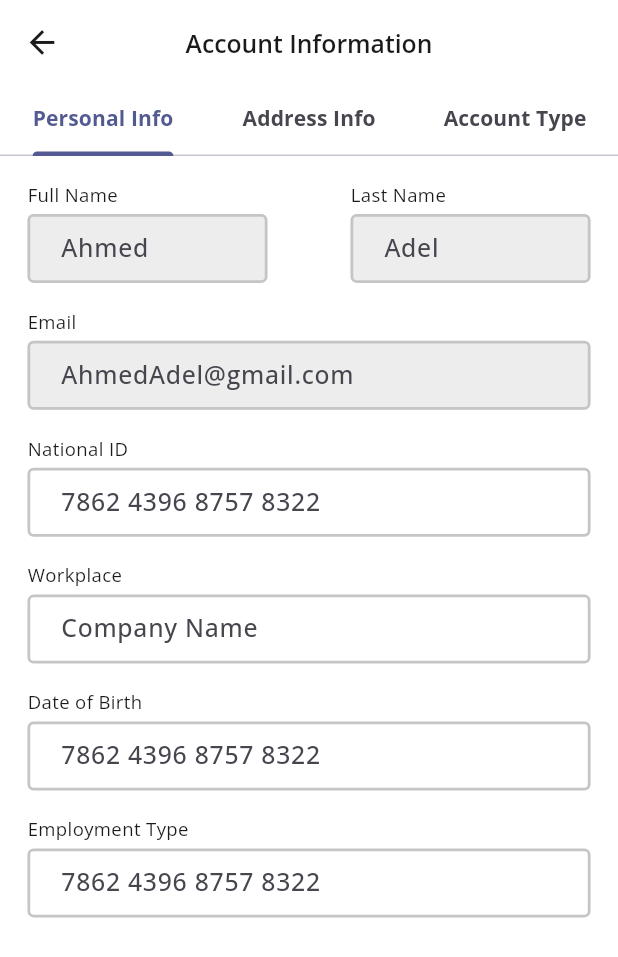
After one commit to iMohamedAhmed195/easy, a Flutter app: the AccountInformationScreen screen opened by its route, on a phone screen of 412 x 824 dp. The commit adds this screen. Shown: the top 957 px of the screen. Run offline on Flutter 3.47's test engine with Material 3 defaults, Android fonts, the light colour scheme and no system bars; our stand-ins replace bloc, cached_network_image, connectivity_plus, dartz, dio, dotted_line and 18 more; missing offline and left inert: inspection; accounts and stored records are empty; project files that could hold a hidden picture were left out.

Commit message:
Refactor Account Information Screen and Widgets
- Split `PersonalInformationTabBody` into smaller, reusable sections:
  - `PersonalInformationTabNameSection`
  - `PersonalInformationTabEmailSection`
  - `PersonalInformationTabIdSection`
  - `PersonalInformationTabWorkplaceSection`
  - `PersonalInformationTabBirthSection`
  - `PersonalInformationTabEmploymentTypeSection`
- Introduced `PersonalInformationTabBodySection` to aggregate these smaller sections.
- Updated `AccountInformationScreen` to use `PersonalInformationTabSection` instead of `PersonalInformationTabBody`.
- Added `text_form_field.dart` to the exports in `lib/exports.dart`.
- Removed the old `PersonalInformationTabBody` widget.

This refactor improves code readability and maintainability by breaking down the large `PersonalInformationTabBody` widget into smaller, more focused components.

```diff
--- a/lib/exports.dart
+++ b/lib/exports.dart
@@ -54,3 +54,4 @@ export 'core/widgets/image_picker_dialog.dart';
 export 'package:easy/core/helpers/sizes_utils_extensions.dart';
 export 'package:easy/core/widgets/svg_displayer.dart';
 export 'package:easy/core/widgets/app_text_button.dart';
+export '../../../../core/widgets/text_form_field.dart';
--- a/lib/features/account_information/presentation/screen/account_information_screen.dart
+++ b/lib/features/account_information/presentation/screen/account_information_screen.dart
@@ -1,5 +1,5 @@
 import '../../../../exports.dart';
-import '../widgets/personal_information_tab_body.dart';
+import '../widgets/personal_information_tab_section.dart';
 
 class AccountInformationScreen extends StatelessWidget {
   //! "I didn’t complete the screen or refactor because I'll be working on another app."
@@ -42,9 +42,9 @@ class AccountInformationScreen extends StatelessWidget {
         ),
         body: const TabBarView(
           children: [
-            PersonalInformationTabBody(),
-            PersonalInformationTabBody(),
-            PersonalInformationTabBody(),
+            PersonalInformationTabSection(),
+            PersonalInformationTabSection(),
+            PersonalInformationTabSection(),
           ],
         ),
       ),
--- /dev/null
+++ b/lib/features/account_information/presentation/widgets/perosnal_information_tab_email_section.dart
@@ -0,0 +1,41 @@
+import '../../../../core/widgets/text_form_field.dart';
+import '../../../../exports.dart';
+
+class PersonalInformationTabEmailSection extends StatelessWidget {
+  const PersonalInformationTabEmailSection({super.key});
+
+  @override
+  Widget build(BuildContext context) {
+    return Column(
+      crossAxisAlignment: CrossAxisAlignment.start,
+      children: [
+        Text(
+          "Email",
+          style: getRegularTextStyle(
+            color: AppColors.black,
+            fontSize: 12,
+            fontFamily: FontFamilies.openSans,
+          ),
+        ),
+        4.vs,
+        AppTextFormField(
+          contentPadding: 16.ph + 12.pv,
+          radius: 4,
+          fillColor: AppColors.grayColor2,
+          enabledBorderSideColor: AppColors.mediumGray,
+          focusdBorderColor: AppColors.mediumGray,
+          height: 46,
+          hintText: "AhmedAdel@gmail.com",
+          enabledBorderSideWidth: 1.4.w,
+          focusedBorder: OutlineInputBorder(
+            borderRadius: BorderRadius.circular(4.r),
+            borderSide: BorderSide(
+              color: AppColors.mediumGray,
+              width: 1.4.w,
+            ),
+          ),
+        ),
+      ],
+    );
+  }
+}
--- /dev/null
+++ b/lib/features/account_information/presentation/widgets/personal_information_tab_birth_section.dart
@@ -0,0 +1,39 @@
+import '../../../../exports.dart';
+
+class PersonalInformationTabBirthSection extends StatelessWidget {
+  const PersonalInformationTabBirthSection({super.key});
+
+  @override
+  Widget build(BuildContext context) {
+    return Column(
+      crossAxisAlignment: CrossAxisAlignment.start,
+      children: [
+        Text(
+          "Date of Birth",
+          style: getRegularTextStyle(
+            color: AppColors.black,
+            fontSize: 12,
+            fontFamily: FontFamilies.openSans,
+          ),
+        ),
+        4.vs,
+        AppTextFormField(
+          contentPadding: 16.ph + 12.pv,
+          radius: 4,
+          enabledBorderSideColor: AppColors.mediumGray,
+          focusdBorderColor: AppColors.mediumGray,
+          height: 46,
+          hintText: "7862 4396 8757 8322 ",
+          enabledBorderSideWidth: 1.4.w,
+          focusedBorder: OutlineInputBorder(
+            borderRadius: BorderRadius.circular(4.r),
+            borderSide: BorderSide(
+              color: AppColors.mediumGray,
+              width: 1.4.w,
+            ),
+          ),
+        ),
+      ],
+    );
+  }
+}
--- /dev/null
+++ b/lib/features/account_information/presentation/widgets/personal_information_tab_body_section.dart
@@ -0,0 +1,31 @@
+import '../../../../exports.dart';
+import 'perosnal_information_tab_email_section.dart';
+import 'personal_information_tab_birth_section.dart';
+import 'personal_information_tab_employment_type_section.dart';
+import 'personal_information_tab_id_section.dart';
+import 'personal_information_tab_name_section.dart';
+import 'personal_information_tab_workplace_section.dart';
+
+class PersonalInformationTabBodySection extends StatelessWidget {
+  const PersonalInformationTabBodySection({super.key});
+
+  @override
+  Widget build(BuildContext context) {
+    return Column(
+      children: [
+        16.vs,
+        const PersonalInformationTabNameSection(),
+        16.vs,
+        const PersonalInformationTabEmailSection(),
+        16.vs,
+        const PersonalInformationTabIdSection(),
+        16.vs,
+        const PersonalInformationTabWorkplaceSection(),
+        16.vs,
+        const PersonalInformationTabBirthSection(),
+        16.vs,
+        const PersonalInformationTabEmploymentTypeSection(),
+      ],
+    );
+  }
+}
--- /dev/null
+++ b/lib/features/account_information/presentation/widgets/personal_information_tab_employment_type_section.dart
@@ -0,0 +1,39 @@
+import '../../../../exports.dart';
+
+class PersonalInformationTabEmploymentTypeSection extends StatelessWidget {
+  const PersonalInformationTabEmploymentTypeSection({super.key});
+
+  @override
+  Widget build(BuildContext context) {
+    return Column(
+      crossAxisAlignment: CrossAxisAlignment.start,
+      children: [
+        Text(
+          "Employment Type",
+          style: getRegularTextStyle(
+            color: AppColors.black,
+            fontSize: 12,
+            fontFamily: FontFamilies.openSans,
+          ),
+        ),
+        4.vs,
+        AppTextFormField(
+          contentPadding: 16.ph + 12.pv,
+          radius: 4,
+          enabledBorderSideColor: AppColors.mediumGray,
+          focusdBorderColor: AppColors.mediumGray,
+          height: 46,
+          hintText: "7862 4396 8757 8322 ",
+          enabledBorderSideWidth: 1.4.w,
+          focusedBorder: OutlineInputBorder(
+            borderRadius: BorderRadius.circular(4.r),
+            borderSide: BorderSide(
+              color: AppColors.mediumGray,
+              width: 1.4.w,
+            ),
+          ),
+        ),
+      ],
+    );
+  }
+}
--- /dev/null
+++ b/lib/features/account_information/presentation/widgets/personal_information_tab_id_section.dart
@@ -0,0 +1,39 @@
+import '../../../../exports.dart';
+
+class PersonalInformationTabIdSection extends StatelessWidget {
+  const PersonalInformationTabIdSection({super.key});
+
+  @override
+  Widget build(BuildContext context) {
+    return Column(
+      crossAxisAlignment: CrossAxisAlignment.start,
+      children: [
+        Text(
+          "National ID",
+          style: getRegularTextStyle(
+            color: AppColors.black,
+            fontSize: 12,
+            fontFamily: FontFamilies.openSans,
+          ),
+        ),
+        4.vs,
+        AppTextFormField(
+          contentPadding: 16.ph + 12.pv,
+          radius: 4,
+          enabledBorderSideColor: AppColors.mediumGray,
+          focusdBorderColor: AppColors.mediumGray,
+          height: 46,
+          hintText: "7862 4396 8757 8322",
+          enabledBorderSideWidth: 1.4.w,
+          focusedBorder: OutlineInputBorder(
+            borderRadius: BorderRadius.circular(4.r),
+            borderSide: BorderSide(
+              color: AppColors.mediumGray,
+              width: 1.4.w,
+            ),
+          ),
+        ),
+      ],
+    );
+  }
+}
--- /dev/null
+++ b/lib/features/account_information/presentation/widgets/personal_information_tab_name_section.dart
@@ -0,0 +1,79 @@
+import '../../../../core/widgets/text_form_field.dart';
+import '../../../../exports.dart';
+
+class PersonalInformationTabNameSection extends StatelessWidget {
+  const PersonalInformationTabNameSection({super.key});
+
+  @override
+  Widget build(BuildContext context) {
+    return Row(
+      mainAxisAlignment: MainAxisAlignment.spaceBetween,
+      children: [
+        Column(
+          crossAxisAlignment: CrossAxisAlignment.start,
+          children: [
+            Text(
+              "Full Name",
+              style: getRegularTextStyle(
+                color: AppColors.black,
+                fontSize: 12,
+                fontFamily: FontFamilies.openSans,
+              ),
+            ),
+            4.vs,
+            AppTextFormField(
+              contentPadding: 16.ph + 12.pv,
+              radius: 4,
+              fillColor: AppColors.grayColor2,
+              enabledBorderSideColor: AppColors.mediumGray,
+              focusdBorderColor: AppColors.mediumGray,
+              height: 46,
+              width: 160,
+              hintText: "Ahmed",
+              enabledBorderSideWidth: 1.4.w,
+              focusedBorder: OutlineInputBorder(
+                borderRadius: BorderRadius.circular(4.r),
+                borderSide: BorderSide(
+                  color: AppColors.mediumGray,
+                  width: 1.4.w,
+                ),
+              ),
+            ),
+          ],
+        ),
+        Column(
+          crossAxisAlignment: CrossAxisAlignment.start,
+          children: [
+            Text(
+              "Last Name",
+              style: getRegularTextStyle(
+                color: AppColors.black,
+                fontSize: 12,
+                fontFamily: FontFamilies.openSans,
+              ),
+            ),
+            4.vs,
+            AppTextFormField(
+              contentPadding: 16.ph + 12.pv,
+              radius: 4,
+              fillColor: AppColors.grayColor2,
+              enabledBorderSideColor: AppColors.mediumGray,
+              enabledBorderSideWidth: 1.4.w,
+              focusdBorderColor: AppColors.mediumGray,
+              height: 46,
+              width: 160,
+              hintText: "Adel",
+              focusedBorder: OutlineInputBorder(
+                borderRadius: BorderRadius.circular(4.r),
+                borderSide: BorderSide(
+                  color: AppColors.mediumGray,
+                  width: 1.4.w,
+                ),
+              ),
+            ),
+          ],
+        ),
+      ],
+    );
+  }
+}
--- /dev/null
+++ b/lib/features/account_information/presentation/widgets/personal_information_tab_section.dart
@@ -0,0 +1,17 @@
+import '../../../../exports.dart';
+import 'personal_information_tab_body_section.dart';
+
+class PersonalInformationTabSection extends StatelessWidget {
+
+  const PersonalInformationTabSection({super.key});
+
+  @override
+  Widget build(BuildContext context) {
+    return Padding(
+      padding: 16.ph,
+      child:const SingleChildScrollView(
+        child: PersonalInformationTabBodySection(),
+      ),
+    );
+  }
+}
--- /dev/null
+++ b/lib/features/account_information/presentation/widgets/personal_information_tab_workplace_section.dart
@@ -0,0 +1,39 @@
+import '../../../../exports.dart';
+
+class PersonalInformationTabWorkplaceSection extends StatelessWidget {
+  const PersonalInformationTabWorkplaceSection({super.key});
+
+  @override
+  Widget build(BuildContext context) {
+    return Column(
+      crossAxisAlignment: CrossAxisAlignment.start,
+      children: [
+        Text(
+          "Workplace",
+          style: getRegularTextStyle(
+            color: AppColors.black,
+            fontSize: 12,
+            fontFamily: FontFamilies.openSans,
+          ),
+        ),
+        4.vs,
+        AppTextFormField(
+          contentPadding: 16.ph + 12.pv,
+          radius: 4,
+          enabledBorderSideColor: AppColors.mediumGray,
+          focusdBorderColor: AppColors.mediumGray,
+          height: 46,
+          hintText: "Company Name",
+          enabledBorderSideWidth: 1.4.w,
+          focusedBorder: OutlineInputBorder(
+            borderRadius: BorderRadius.circular(4.r),
+            borderSide: BorderSide(
+              color: AppColors.mediumGray,
+              width: 1.4.w,
+            ),
+          ),
+        ),
+      ],
+    );
+  }
+}
```
Also changed, not shown: lib/features/account_information/presentation/widgets/personal_information_tab_body.dart (deleted, +0 -248 lines).
